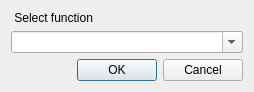
First picture: the form in qt/python/mantidqt/widgets/fitpropertybrowser/add_function_dialog.ui, repository mantidproject/mantid, before the edit.
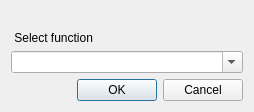
Second picture: the form after the edit.

Commit message:
Re #27587 Keep dialog open and display warning if incorrect function
If the user enters an incorrect function into the search bar it will now give an within the dialog and keep the dialog open

The edit to the form file:
```diff
--- a/qt/python/mantidqt/widgets/fitpropertybrowser/add_function_dialog.ui
+++ b/qt/python/mantidqt/widgets/fitpropertybrowser/add_function_dialog.ui
@@ -17,6 +17,13 @@
    <string>Fit</string>
   </property>
   <layout class="QVBoxLayout" name="verticalLayout">
+   <item>
+    <widget class="QLabel" name="errorMessage">
+     <property name="text">
+      <string/>
+     </property>
+    </widget>
+   </item>
    <item>
     <layout class="QVBoxLayout" name="verticalLayout_2">
      <item>
```
Left out of the diff: 16 changed lines with no effect on the pictures. The commit also changes 5 other files.
